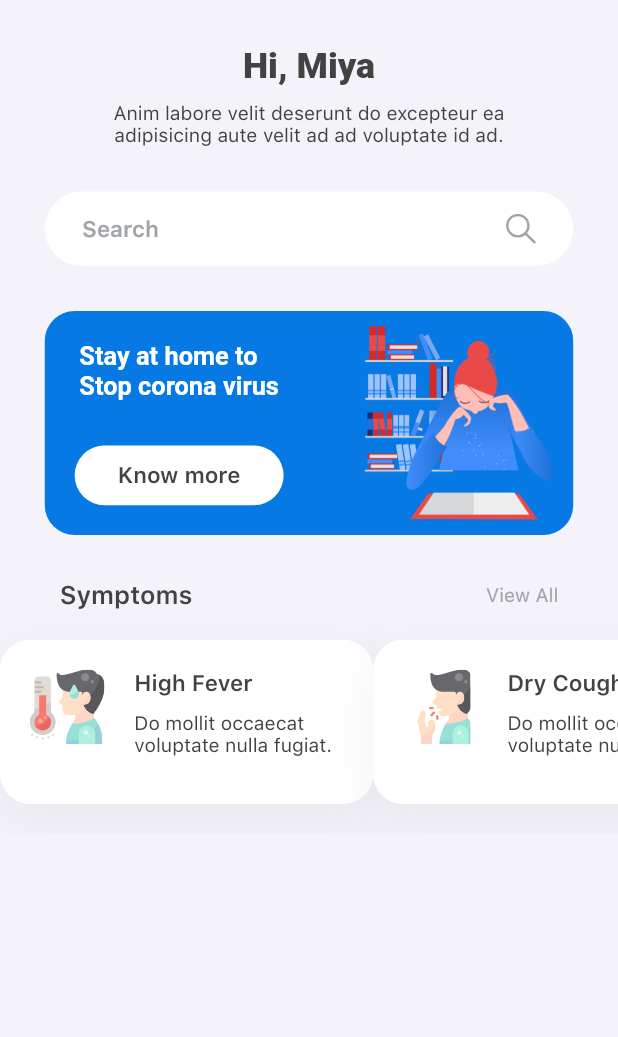
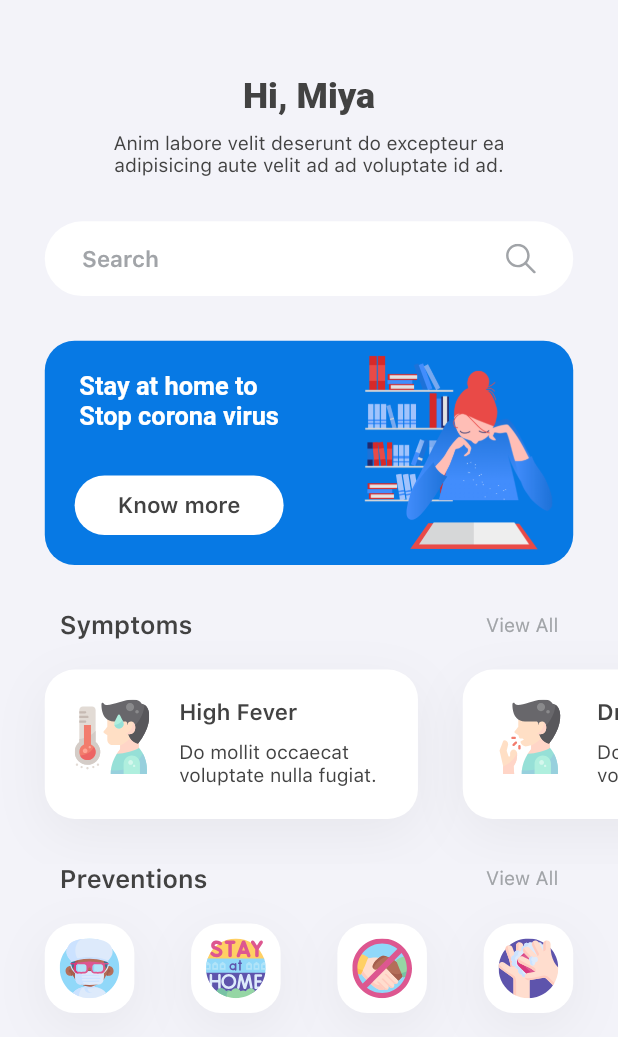
Before and after one commit to jameelsocorro/covid_19_app_ui, a Flutter app: the screen it shows after launch, on a phone screen of 412 x 824 dp. Shown: the top 1037 px of the screen. Run offline on Flutter 3.47's test engine with Material 2 defaults, Android fonts, the phone set to English and light mode, and no system bars; our stand-ins replace flutter_screenutil, flutter_svg; Roboto replaces fonts that are missing (SF Pro Rounded).

Commit message:
finished implementation

```diff
--- a/lib/main.dart
+++ b/lib/main.dart
@@ -36,7 +36,7 @@ class HomeScreen extends StatelessWidget {
           child: Column(
             crossAxisAlignment: CrossAxisAlignment.center,
             children: <Widget>[
-              SizedBox(height: kSpacingUnit * 3),
+              SizedBox(height: kSpacingUnit * 5),
               Text(
                 'Hi, Miya',
                 style: kHeadingTextStyle,
@@ -77,18 +77,83 @@ class HomeScreen extends StatelessWidget {
                 height: kSpacingUnit * 15,
                 child: ListView(
                   shrinkWrap: true,
-                  padding: EdgeInsets.symmetric(vertical: kSpacingUnit * 2),
+                  padding: EdgeInsets.only(
+                    top: kSpacingUnit * 2,
+                    bottom: kSpacingUnit * 3,
+                  ),
                   scrollDirection: Axis.horizontal,
                   children: [
+                    SizedBox(width: kSpacingUnit * 3),
                     SymptomCard(
                       assetUrl: 'assets/icons/high_fever.svg',
                       title: 'High Fever',
                       description: 'Do mollit occaecat voluptate nulla fugiat.',
                     ),
+                    SizedBox(width: kSpacingUnit * 3),
                     SymptomCard(
                       assetUrl: 'assets/icons/cough.svg',
                       title: 'Dry Cough',
                       description: 'Do mollit occaecat voluptate nulla fugiat.',
+                    ),
+                    SizedBox(width: kSpacingUnit * 3),
+                  ],
+                ),
+              ),
+              Padding(
+                padding: EdgeInsets.symmetric(horizontal: kSpacingUnit * 4),
+                child: Row(
+                  mainAxisAlignment: MainAxisAlignment.spaceBetween,
+                  children: <Widget>[
+                    Text(
+                      'Preventions',
+                      style: kTitleTextStyle,
+                    ),
+                    Text(
+                      'View All',
+                      style: kBodyTextStyle.copyWith(
+                        color: kSecondaryTextColor,
+                      ),
+                    )
+                  ],
+                ),
+              ),
+              SizedBox(height: kSpacingUnit * 2),
+              Container(
+                margin: EdgeInsets.symmetric(horizontal: kSpacingUnit * 3),
+                child: Row(
+                  mainAxisAlignment: MainAxisAlignment.spaceBetween,
+                  children: <Widget>[
+                    BoxPanel(
+                      padding: EdgeInsets.all(kSpacingUnit),
+                      child: SvgPicture.asset(
+                        'assets/icons/mask.svg',
+                        width: kSpacingUnit * 4,
+                        height: kSpacingUnit * 4,
+                      ),
+                    ),
+                    BoxPanel(
+                      padding: EdgeInsets.all(kSpacingUnit),
+                      child: SvgPicture.asset(
+                        'assets/icons/stay_home.svg',
+                        width: kSpacingUnit * 4,
+                        height: kSpacingUnit * 4,
+                      ),
+                    ),
+                    BoxPanel(
+                      padding: EdgeInsets.all(kSpacingUnit),
+                      child: SvgPicture.asset(
+                        'assets/icons/no_handshake.svg',
+                        width: kSpacingUnit * 4,
+                        height: kSpacingUnit * 4,
+                      ),
+                    ),
+                    BoxPanel(
+                      padding: EdgeInsets.all(kSpacingUnit),
+                      child: SvgPicture.asset(
+                        'assets/icons/hand_wash.svg',
+                        width: kSpacingUnit * 4,
+                        height: kSpacingUnit * 4,
+                      ),
                     ),
                   ],
                 ),
--- a/lib/widgets/box_panel.dart
+++ b/lib/widgets/box_panel.dart
@@ -4,17 +4,19 @@ import 'package:flutter/material.dart';
 class BoxPanel extends StatelessWidget {
   final Widget child;
   final double width;
+  final EdgeInsets padding;
 
   const BoxPanel({
     Key key,
     this.child,
     this.width,
+    this.padding,
   }) : super(key: key);
 
   @override
   Widget build(BuildContext context) {
     return Container(
-      padding: EdgeInsets.all(kSpacingUnit * 2),
+      padding: this.padding,
       width: this.width,
       decoration: BoxDecoration(
         color: Colors.white,
--- a/lib/widgets/symptom_card.dart
+++ b/lib/widgets/symptom_card.dart
@@ -18,6 +18,7 @@ class SymptomCard extends StatelessWidget {
   @override
   Widget build(BuildContext context) {
     return BoxPanel(
+      padding: EdgeInsets.all(kSpacingUnit * 2),
       width: kSpacingUnit * 25,
       child: Row(
         crossAxisAlignment: CrossAxisAlignment.start,
```
Also changed, not shown: assets/icons/cough.svg.
